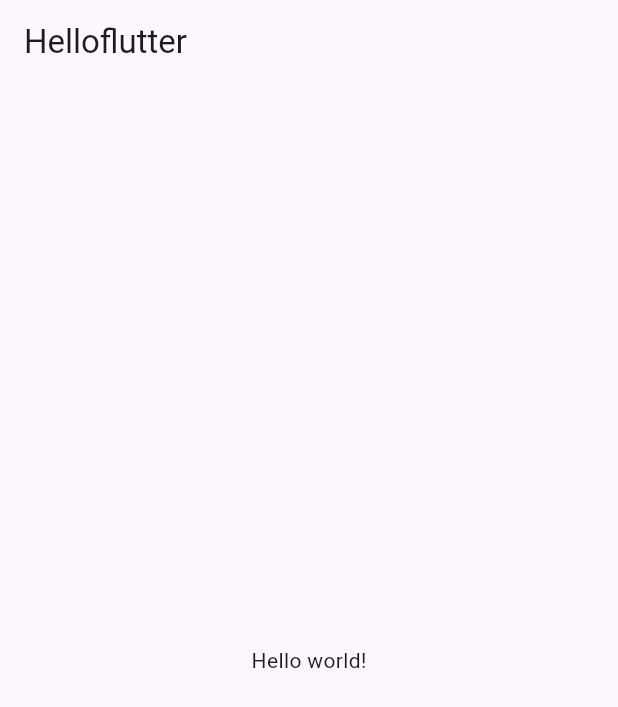
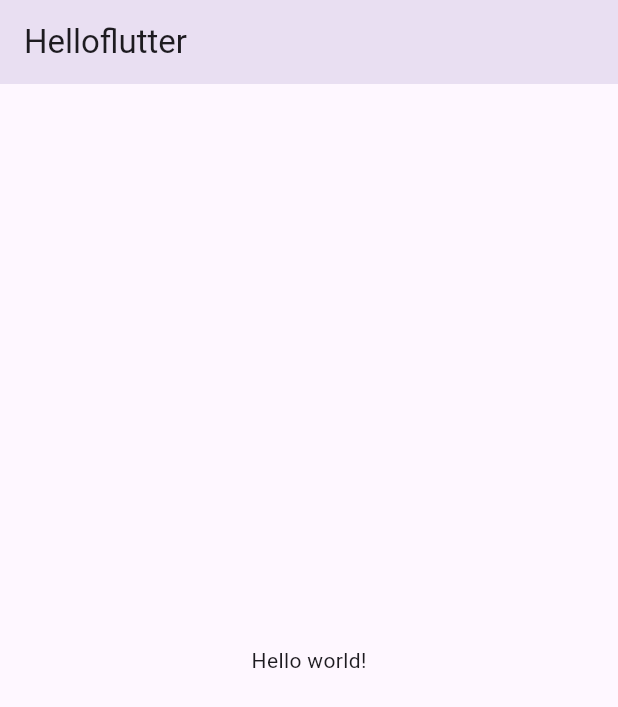
Before and after one commit to ryuunderground/flutter_first, a Flutter app: the screen it shows after launch, on a phone screen of 412 x 824 dp. Shown: the top 707 px of the screen. Run offline on Flutter 3.47's test engine with Material 3 defaults, Android fonts, the phone set to English and light mode, and no system bars.

Commit message:
dart recap

```diff
--- a/lib/main.dart
+++ b/lib/main.dart
@@ -1,7 +1,15 @@
 // import 'package:flutter/cupertino.dart';
 import 'package:flutter/material.dart';
 
+class Player {
+  String name;
+  String? team; // not necessary
+  Player({required this.name});
+}
+
 void main() {
+  var ryu = Player(name: "underground"); // named parameter
+  // ryu.name // underground
   runApp(App());
 }
 
@@ -10,7 +18,11 @@ class App extends StatelessWidget {
   Widget build(BuildContext context) {
     return MaterialApp(
       home: Scaffold(
-          appBar: AppBar(title: Text("Helloflutter")),
+          appBar: AppBar(
+            title: Text("Helloflutter"),
+            centerTitle: false,
+            elevation: 22,
+          ),
           body: Center(child: Text("Hello world!"))),
     );
   }
```
